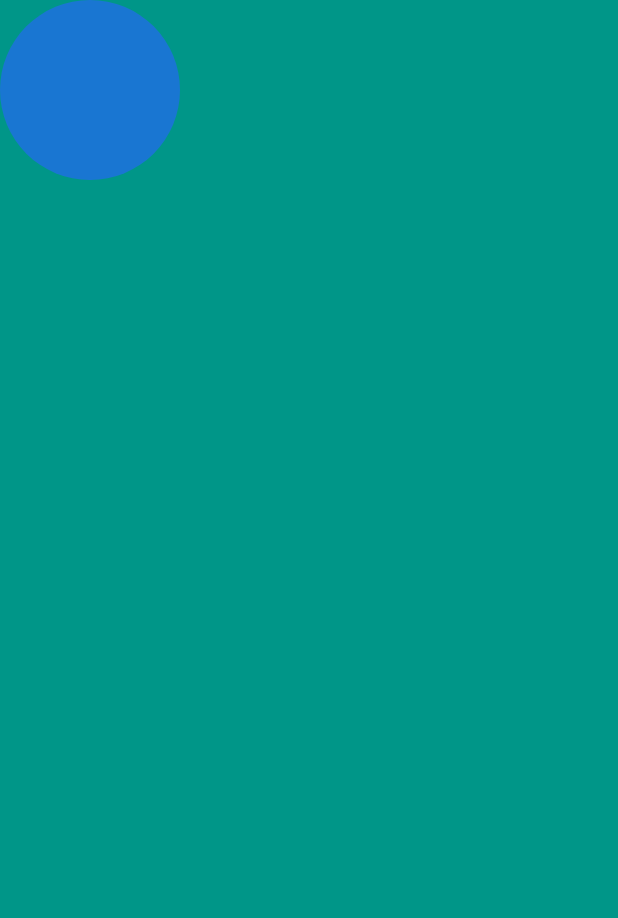
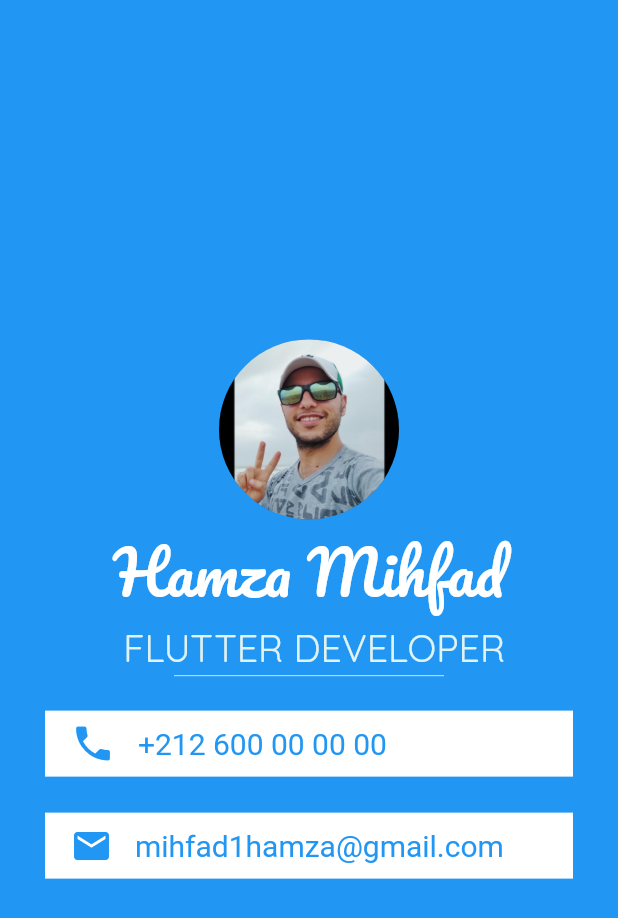
Before and after one commit to HamzaMihfad/profile_flutter_dart_app, a Flutter app: the screen it shows after launch, on a phone screen of 412 x 824 dp. Shown: the top 918 px of the screen. Run offline on Flutter 3.47's test engine with Material 2 defaults, Android fonts, the phone set to English and light mode, and no system bars.

Commit message:
profile done!

```diff
--- a/lib/main.dart
+++ b/lib/main.dart
@@ -9,16 +9,91 @@ class MyApp extends StatelessWidget {
   Widget build(BuildContext context) {
     return MaterialApp(
       home: Scaffold(
-        backgroundColor: Colors.teal,
+        backgroundColor: Colors.blue,
         body: SafeArea(
+          child: Center(
             child: Column(
+              mainAxisSize: MainAxisSize.min,
               children: <Widget>[
                 CircleAvatar(
                   radius: 60,
-
-
+                  backgroundImage: AssetImage('images/Hamza.png'),
+                ),
+                Text(
+                  'Hamza Mihfad',
+                  style: TextStyle(
+                    color: Colors.white,
+                    fontSize: 40,
+                    fontFamily: 'Pacifico',
+                  ),
+                ),
+                Text(
+                  ' FLUTTER DEVELOPER',
+                  style: TextStyle(
+                    color: Colors.teal.shade50,
+                    fontSize: 25,
+                    fontFamily: 'Quicksand',
+                  ),
+                ),
+                Container(
+                  color: Colors.white,
+                  height: 0.5,
+                  width: 180,
+                  margin: EdgeInsets.only(
+                    top: 3,
+                    bottom: 11,
+                  ),
+                ),
+                Container(
+                  color: Colors.white,
+                  margin: EdgeInsets.symmetric(horizontal: 30, vertical: 12),
+                  padding: EdgeInsets.symmetric(horizontal: 17, vertical: 7),
+                  child: Row(
+                    children: <Widget>[
+                      Icon(
+                        Icons.phone,
+                        color: Colors.blue,
+                        size: 30,
+                      ),
+                      SizedBox(
+                        width: 15,
+                      ),
+                      Text(
+                        '+212 600 00 00 00',
+                        style: TextStyle(
+                          color: Colors.blue,
+                          fontSize: 20,
+                        ),
                       ),
                     ],
+                  ),
+                ),
+                Container(
+                  color: Colors.white,
+                  margin: EdgeInsets.symmetric(horizontal: 30, vertical: 12),
+                  padding: EdgeInsets.symmetric(horizontal: 17, vertical: 8),
+                  child: Row(
+                    children: <Widget>[
+                      Icon(
+                        Icons.email,
+                        color: Colors.blue,
+                        size: 28,
+                      ),
+                      SizedBox(
+                        width: 15,
+                      ),
+                      Text(
+                        'mihfad1hamza@gmail.com',
+                        style: TextStyle(
+                          color: Colors.blue,
+                          fontSize: 20,
+                        ),
+                      ),
+                    ],
+                  ),
+                ),
+              ],
+            ),
           ),
         ),
       ),
```
Also changed, not shown: pubspec.yaml (+10 -0 lines), fonts/Pacifico-Regular.ttf (added), fonts/Quicksand-VariableFont_wght.ttf (added), images/Hamza.png (added). Lines whose indentation alone changed are shown as unchanged.
